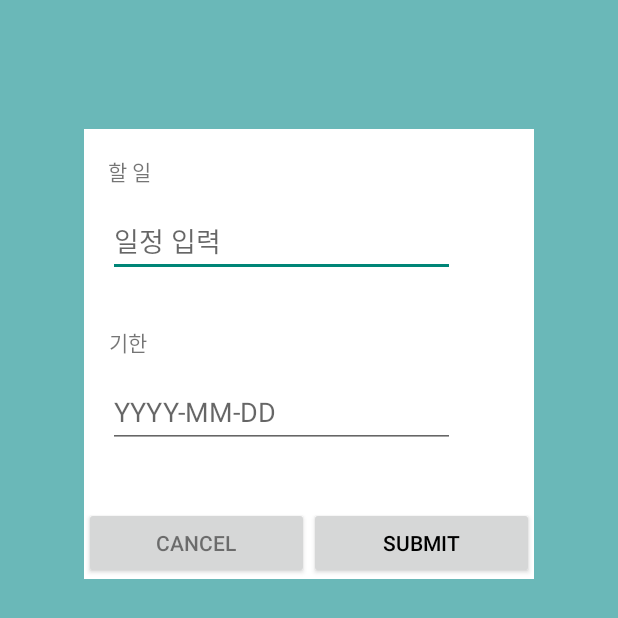
After one commit to 14-5AndroidTeam/LHS_ToDoList, an Android app: the layout add_fragment.xml on its own in the app's theme, with its tools: preview values and no code run, on a phone screen of 412 x 824 dp. The commit adds this screen. Shown: the top 618 px of the screen. Run offline under Robolectric (Android 15) with nearby library versions, the phone set to English and light mode, and no system bars.

Commit message:
feat: 수정 - fragment 전환

```diff
--- /dev/null
+++ b/app/src/main/res/layout/add_fragment.xml
@@ -0,0 +1,109 @@
+<?xml version="1.0" encoding="utf-8"?>
+<androidx.constraintlayout.widget.ConstraintLayout xmlns:android="http://schemas.android.com/apk/res/android"
+    xmlns:app="http://schemas.android.com/apk/res-auto"
+    xmlns:tools="http://schemas.android.com/tools"
+    android:id="@+id/frag"
+    android:layout_width="match_parent"
+    android:layout_height="match_parent"
+    android:background="#6AB8B8"
+    tools:context=".AddFragment">
+
+    <androidx.constraintlayout.widget.ConstraintLayout
+        android:layout_width="300dp"
+        android:layout_height="300dp"
+        android:layout_marginStart="55dp"
+        android:layout_marginTop="40dp"
+        android:layout_marginEnd="56dp"
+        android:layout_marginBottom="392dp"
+        android:background="#FFFFFF"
+        app:layout_constraintBottom_toBottomOf="parent"
+        app:layout_constraintEnd_toEndOf="parent"
+        app:layout_constraintStart_toStartOf="parent"
+        app:layout_constraintTop_toTopOf="parent">
+
+        <TextView
+            android:id="@+id/textView4"
+            android:layout_width="wrap_content"
+            android:layout_height="wrap_content"
+            android:layout_marginStart="16dp"
+            android:layout_marginTop="16dp"
+            android:layout_marginEnd="255dp"
+            android:layout_marginBottom="5dp"
+            android:text="할 일"
+            app:layout_constraintBottom_toTopOf="@+id/editTextToDO"
+            app:layout_constraintEnd_toEndOf="parent"
+            app:layout_constraintStart_toStartOf="parent"
+            app:layout_constraintTop_toTopOf="parent" />
+
+        <TextView
+            android:id="@+id/textView6"
+            android:layout_width="wrap_content"
+            android:layout_height="wrap_content"
+            android:layout_marginStart="16dp"
+            android:layout_marginTop="15dp"
+            android:layout_marginEnd="258dp"
+            android:layout_marginBottom="5dp"
+            android:text="기한"
+            app:layout_constraintBottom_toTopOf="@+id/editTextDueDate"
+            app:layout_constraintEnd_toEndOf="parent"
+            app:layout_constraintStart_toStartOf="parent"
+            app:layout_constraintTop_toBottomOf="@+id/editTextToDO" />
+
+        <EditText
+            android:id="@+id/editTextToDO"
+            android:layout_width="231dp"
+            android:layout_height="48dp"
+            android:layout_marginStart="16dp"
+            android:layout_marginTop="5dp"
+            android:layout_marginEnd="53dp"
+            android:layout_marginBottom="15dp"
+            android:hint="일정 입력"
+            app:layout_constraintBottom_toTopOf="@+id/textView6"
+            app:layout_constraintEnd_toEndOf="parent"
+            app:layout_constraintHorizontal_bias="0.0"
+            app:layout_constraintStart_toStartOf="parent"
+            app:layout_constraintTop_toBottomOf="@+id/textView4" />
+
+        <EditText
+            android:id="@+id/editTextDueDate"
+            android:layout_width="231dp"
+            android:layout_height="48dp"
+            android:layout_marginStart="16dp"
+            android:layout_marginTop="5dp"
+            android:layout_marginEnd="53dp"
+            android:layout_marginBottom="38dp"
+            android:hint="YYYY-MM-DD"
+            app:layout_constraintBottom_toTopOf="@+id/btnCancel"
+            app:layout_constraintEnd_toEndOf="parent"
+            app:layout_constraintStart_toStartOf="parent"
+            app:layout_constraintTop_toBottomOf="@+id/textView6" />
+
+        <Button
+            android:id="@+id/btnCancel"
+            android:layout_width="150dp"
+            android:layout_height="wrap_content"
+            android:layout_marginTop="252dp"
+            android:text="CANCEL"
+            android:textColor="#80000000"
+            app:layout_constraintBottom_toBottomOf="parent"
+            app:layout_constraintEnd_toStartOf="@+id/btnSubmit"
+            app:layout_constraintStart_toStartOf="parent"
+            app:layout_constraintTop_toTopOf="parent"
+            app:layout_constraintVertical_bias="0.0" />
+
+        <Button
+            android:id="@+id/btnSubmit"
+            android:layout_width="150dp"
+            android:layout_height="wrap_content"
+            android:layout_marginTop="252dp"
+            android:text="SUBMIT"
+            android:textColor="#000000"
+            app:layout_constraintBottom_toBottomOf="parent"
+            app:layout_constraintEnd_toEndOf="parent"
+            app:layout_constraintStart_toEndOf="@+id/btnCancel"
+            app:layout_constraintTop_toTopOf="parent" />
+
+
+    </androidx.constraintlayout.widget.ConstraintLayout>
+
+</androidx.constraintlayout.widget.ConstraintLayout>
--- a/app/src/main/res/values-night/themes.xml
+++ b/app/src/main/res/values-night/themes.xml
@@ -1,6 +1,6 @@
 <resources xmlns:tools="http://schemas.android.com/tools">
     <!-- Base application theme. -->
-    <style name="Theme.AndroidStudy_1_TodoList" parent="Theme.MaterialComponents.DayNight.DarkActionBar">
+    <style name="Theme.AndroidStudy_1_TodoList" parent="Theme.AppCompat.Light">
         <!-- Primary brand color. -->
         <item name="colorPrimary">@color/purple_200</item>
         <item name="colorPrimaryVariant">@color/purple_700</item>
@@ -12,5 +12,6 @@
         <!-- Status bar color. -->
         <item name="android:statusBarColor" tools:targetApi="l">?attr/colorPrimaryVariant</item>
         <!-- Customize your theme here. -->
+        <item name="windowNoTitle">true</item>
     </style>
 </resources>
--- a/app/src/main/res/values/themes.xml
+++ b/app/src/main/res/values/themes.xml
@@ -1,6 +1,6 @@
 <resources xmlns:tools="http://schemas.android.com/tools">
     <!-- Base application theme. -->
-    <style name="Theme.AndroidStudy_1_TodoList" parent="Theme.MaterialComponents.DayNight.DarkActionBar">
+    <style name="Theme.AndroidStudy_1_TodoList" parent="Theme.AppCompat.Light">
         <!-- Primary brand color. -->
         <item name="colorPrimary">@color/purple_500</item>
         <item name="colorPrimaryVariant">@color/purple_700</item>
@@ -12,5 +12,6 @@
         <!-- Status bar color. -->
         <item name="android:statusBarColor" tools:targetApi="l">?attr/colorPrimaryVariant</item>
         <!-- Customize your theme here. -->
+        <item name="windowNoTitle">true</item>
     </style>
 </resources>
```
Also changed, not shown: app/build.gradle (+11 -0 lines), app/src/main/java/com/example/androidstudy_1_todolist/AddFragment.kt (renamed from app/src/main/java/com/example/androidstudy_1_todolist/Fragment.kt, +5 -3 lines), app/src/main/java/com/example/androidstudy_1_todolist/MainActivity.kt (+12 -0 lines), app/src/main/res/layout/activity_main.xml (+35 -18 lines), app/src/main/res/layout/fragment_.xml (deleted, +0 -14 lines), app/src/main/res/layout/item_recycler.xml (+34 -15 lines).
